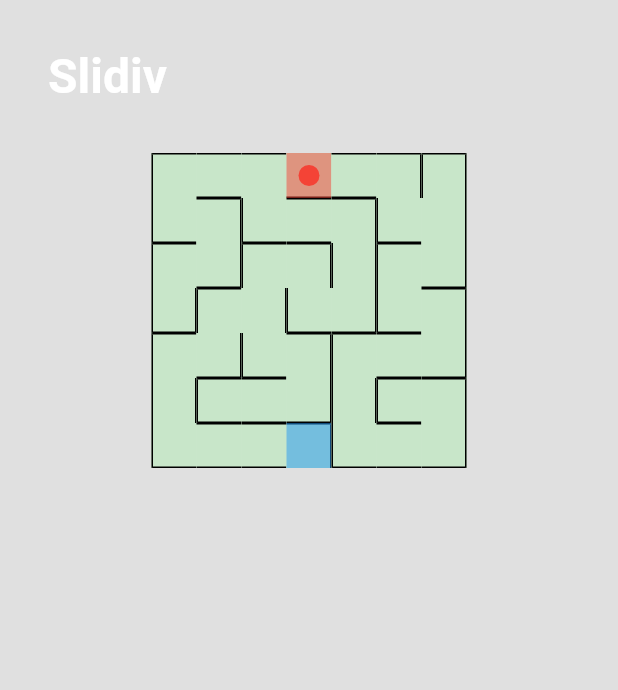
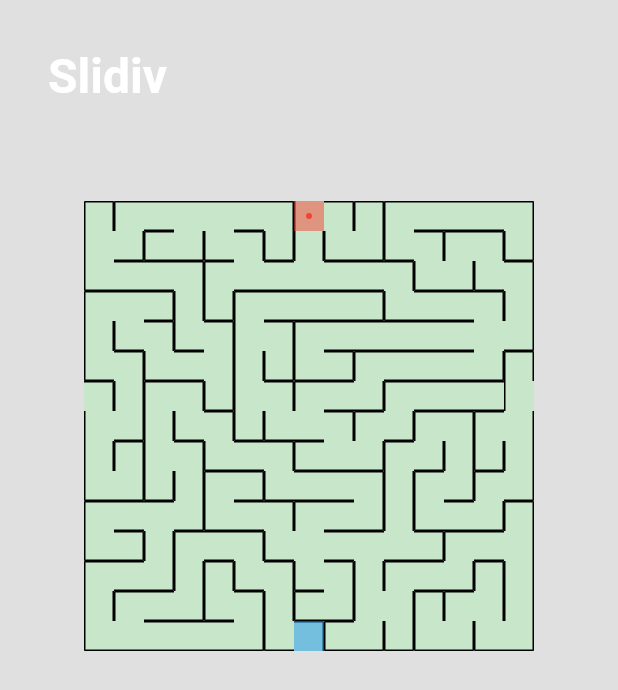
Before and after one commit to lkandrea/flutter_slidiv, a Flutter app: the screen it shows after launch, after a tap on "Start", on a phone screen of 412 x 824 dp. Shown: the top 690 px of the screen. Run offline on Flutter 3.47's test engine with Material 2 defaults, Android fonts, the phone set to English and light mode, and no system bars.

Commit message:
Add navigation, change into scroll sliver, adjust tile per maze

```diff
--- a/lib/common/navigation/navigation_util.dart
+++ b/lib/common/navigation/navigation_util.dart
@@ -1,7 +1,24 @@
 import 'package:flutter/material.dart';
+import 'package:slidiv/data/rectangular_maze_15x15_data.dart';
+import 'package:slidiv/data/rectangular_maze_7x7_data.dart';
+import 'package:slidiv/maze_widget/rectangular_maze.dart';
 
 class NavigationUtil {
-  static void push(BuildContext context, Widget destination) {
+  void navigateToLevelOne(BuildContext context) {
+    final _mazeData = RectangularMaze7x7();
+    final _mazeMap = RectangularMaze(_mazeData);
+
+    _push(context, _mazeMap);
+  }
+
+  void navigateToLevelTwo(BuildContext context) {
+    final _mazeData = RectangularMaze15x15();
+    final _mazeMap = RectangularMaze(_mazeData);
+
+    _push(context, _mazeMap);
+  }
+
+  void _push(BuildContext context, Widget destination) {
     Navigator.push(context, MaterialPageRoute(builder: (context) {
       return destination;
     }));
--- a/lib/maze_widget/rectangular_maze.dart
+++ b/lib/maze_widget/rectangular_maze.dart
@@ -50,48 +50,54 @@ class _RectangularMazeState extends State<RectangularMaze> {
       child: Container(
         color: Colors.grey.shade300,
         padding: const EdgeInsets.all(32.0),
-        child: Column(
-          crossAxisAlignment: CrossAxisAlignment.start,
-          children: [
-            const Hero(
+        child: CustomScrollView(
+          slivers: [
+            const SliverToBoxAdapter(
+              child: Hero(
                 tag: HeroConstants.slidivTitle,
-              child: Text(
-                "Slidiv",
-                style: SlidivBoldText(),
+                child: Text("Slidiv", style: SlidivBoldText()),
               ),
             ),
-            ListView.builder(
-              shrinkWrap: true,
-              physics: const NeverScrollableScrollPhysics(),
-              padding: const EdgeInsets.all(32.0),
-              itemCount: widget.width,
-              itemBuilder: (context, rowIndex) {
+            const SliverPadding(
+              padding: EdgeInsets.all(32.0),
+            ),
+            SliverList(
+              delegate: SliverChildBuilderDelegate(
+                (context, index) => _buildMazeItem(index),
+                childCount: widget.width,
+              ),
+            )
+          ],
+        ),
+      ),
+    );
+  }
+
+  Widget _buildMazeItem(int rowIndex) {
     final List<RectangularTile> mazeRow = [];
     final row = Row(
       mainAxisAlignment: MainAxisAlignment.center,
       children: List.generate(widget.height, (columnIndex) {
-                    List<String> tileConfiguration = widget.mazeConfiguration[
-                            rowIndex * widget.width + columnIndex]
+        List<String> tileConfiguration = widget
+            .mazeConfiguration[rowIndex * widget.width + columnIndex]
             .split(" ")
             .toList();
 
         final tile = RectangularTile(
+          mazeData: widget.mazeData,
           tileConfiguration: tileConfiguration,
-                      occupied:
-                          _currentX == columnIndex && _currentY == rowIndex,
+          occupied: _currentX == columnIndex && _currentY == rowIndex,
           tileColor: _mazeColor,
           inDirection: _mazeMoveInDirections[rowIndex][columnIndex],
           outDirection: _mazeMoveOutDirections[rowIndex][columnIndex],
         );
 
-                    final startColor =
-                        (widget.mazeData.getInitialY() == rowIndex &&
+        final startColor = (widget.mazeData.getInitialY() == rowIndex &&
                 widget.mazeData.getInitialX() == columnIndex)
             ? Colors.red.withOpacity(0.5)
             : null;
 
-                    final endColor =
-                        (widget.mazeData.getFinishY() == rowIndex &&
+        final endColor = (widget.mazeData.getFinishY() == rowIndex &&
                 widget.mazeData.getFinishX() == columnIndex)
             ? Colors.blue.withOpacity(0.5)
             : null;
@@ -109,12 +115,6 @@ class _RectangularMazeState extends State<RectangularMaze> {
 
     if (mazeRow.isNotEmpty) _mazeMap.add(mazeRow);
     return row;
-              },
-            ),
-          ],
-        ),
-      ),
-    );
   }
 
   void _checkMovement() {
--- a/lib/maze_widget/rectangular_tile.dart
+++ b/lib/maze_widget/rectangular_tile.dart
@@ -2,11 +2,15 @@ import 'package:flutter/material.dart';
 import 'package:slidiv/common/enum/direction_enum.dart';
 import 'package:slidiv/common/enum/screen_size_enum.dart';
 import 'package:slidiv/common/widgets/responsive_container_widget.dart';
+import 'package:slidiv/data/maze_data.dart';
+import 'package:slidiv/data/rectangular_maze_15x15_data.dart';
+import 'package:slidiv/data/rectangular_maze_7x7_data.dart';
 import 'package:slidiv/maze_widget/rectangular_side.dart';
 import 'package:slidiv/maze_widget/rectangular_trail.dart';
 
 class RectangularTile extends StatelessWidget {
   RectangularTile({
+    required this.mazeData,
     required this.tileConfiguration,
     required this.occupied,
     required this.tileColor,
@@ -15,6 +19,7 @@ class RectangularTile extends StatelessWidget {
     Key? key,
   }) : super(key: key);
 
+  final MazeData mazeData;
   final List<String> tileConfiguration;
   final bool occupied;
   final Color tileColor;
@@ -33,13 +38,24 @@ class RectangularTile extends StatelessWidget {
     return ResponsiveContainer(
       child: (context, screenSize) {
         final double _tileSize;
+        final double _divisionMultiplier;
 
+        switch (mazeData.runtimeType) {
+          case RectangularMaze7x7:
+            _divisionMultiplier = 1;
+            break;
+          case RectangularMaze15x15:
+            _divisionMultiplier = 1.5;
+            break;
+          default:
+            _divisionMultiplier = 1;
+        }
         switch (screenSize) {
           case ScreenSize.small:
-            _tileSize = 30.0;
+            _tileSize = 30.0 / _divisionMultiplier;
             break;
           case ScreenSize.large:
-            _tileSize = 50.0;
+            _tileSize = 50.0 / _divisionMultiplier;
             break;
         }
 
--- a/lib/tutorial_page/tutorial_page.dart
+++ b/lib/tutorial_page/tutorial_page.dart
@@ -3,8 +3,6 @@ import 'package:slidiv/common/constant/hero_constants.dart';
 import 'package:slidiv/common/navigation/navigation_util.dart';
 import 'package:slidiv/common/style/slidiv_bold_text.dart';
 import 'package:slidiv/common/style/slidiv_normal_text.dart';
-import 'package:slidiv/data/rectangular_maze_7x7_data.dart';
-import 'package:slidiv/maze_widget/rectangular_maze.dart';
 
 class TutorialPage extends StatelessWidget {
   const TutorialPage({Key? key}) : super(key: key);
@@ -37,7 +35,7 @@ class TutorialPage extends StatelessWidget {
               ),
             ),
             GestureDetector(
-              onTap: () => _handleStartMaze(context),
+              onTap: () => NavigationUtil().navigateToLevelTwo(context),
               child: Container(
                 margin: const EdgeInsets.all(16.0),
                 padding: const EdgeInsets.symmetric(
@@ -67,11 +65,4 @@ class TutorialPage extends StatelessWidget {
       ),
     );
   }
-
-  void _handleStartMaze(BuildContext context) {
-    final _mazeData = RectangularMaze7x7();
-    final _mazeMap = RectangularMaze(_mazeData);
-
-    NavigationUtil.push(context, _mazeMap);
-  }
 }
```
Lines whose indentation alone changed are shown as unchanged.
